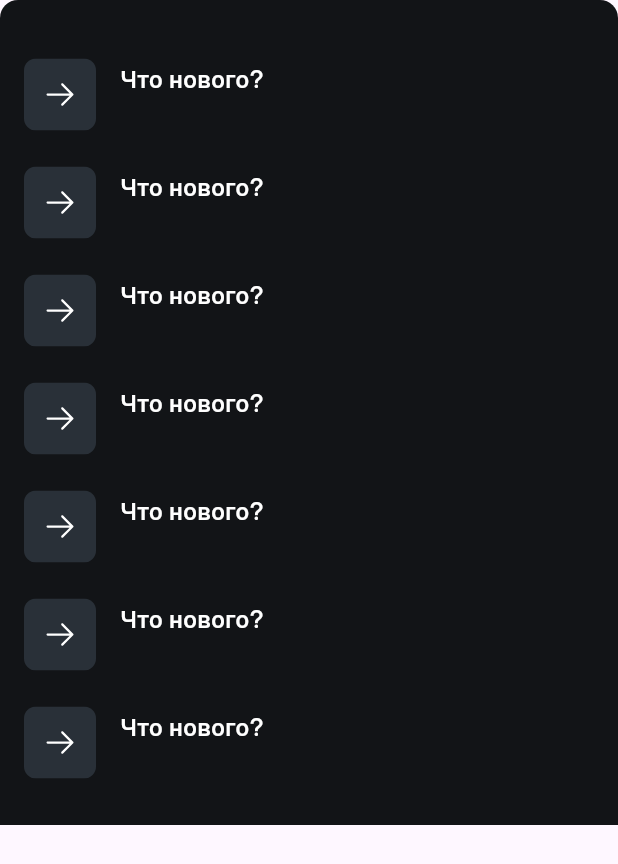
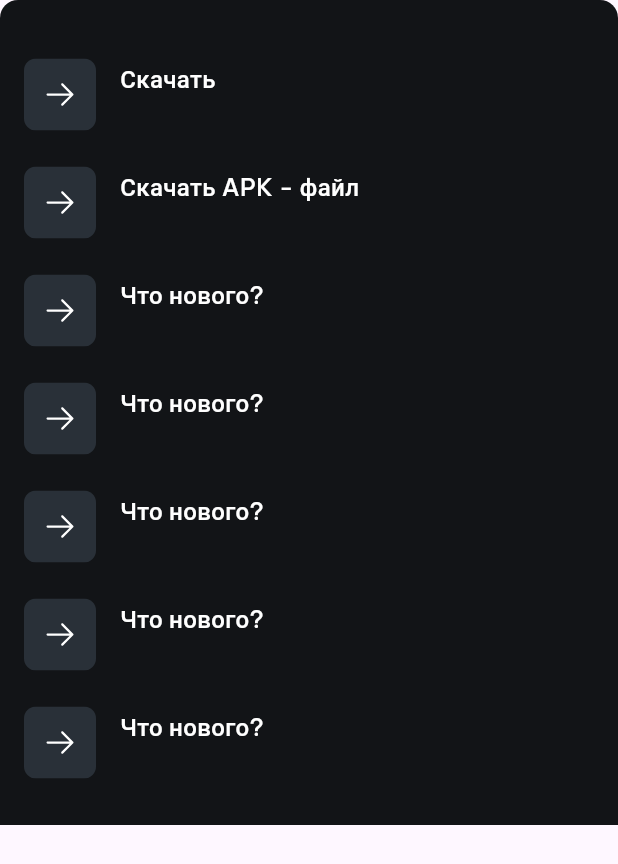
Before and after one commit to Testidedman/test, a Flutter app: the AvailableStoresSheet widget shown alone on an empty page, opened directly, on a phone screen of 412 x 824 dp. Shown: the top 864 px of the screen. Run offline on Flutter 3.47's test engine with Material 3 defaults, Android fonts, the phone set to English and light mode, and no system bars; our stand-ins replace another_flushbar, bloc, firebase_core, firebase_remote_config, flutter_bloc, flutter_svg and 4 more; missing offline and left inert: appmetrica_plugin, flutter_downloader, flutter_rustore_remoteconfig; accounts and stored records are empty; statements that could not run were skipped.

```diff
--- a/lib/features/update_available_page/available_stores_sheet.dart
+++ b/lib/features/update_available_page/available_stores_sheet.dart
@@ -41,17 +41,22 @@ class AvailableStoresSheet extends StatelessWidget {
                   onTap: () {
                     context.read<UpdateAvailablePageBloc>().add(
                         UpdateAvailablePageEventTapMarketPlace(
-                            marketPlace: Marketplace.googlePlay,
+                          marketPlace: Marketplace.googlePlay,
                         )
                     );
                   },
                   image: ImageConstants.arrow,
-                  title: 'Что нового?',
+                  title: 'Скачать',
                 ),
                 SizedBox(height: 24),
-                CustomTile(
+                CustomTile(onTap: () {
+                  Navigator.pop(context);
+                  context.read<UpdateAvailablePageBloc>().add(
+                      UpdateAvailablePageEventDownloadAPK()
+                  );
+                },
                   image: ImageConstants.arrow,
-                  title: 'Что нового?',
+                  title: 'Скачать APK - файл',
                 ),
                 SizedBox(height: 24),
                 CustomTile(
--- a/lib/features/update_available_page/bloc/update_available_page_event.dart
+++ b/lib/features/update_available_page/bloc/update_available_page_event.dart
@@ -11,3 +11,5 @@ class UpdateAvailablePageEventTapMarketPlace extends UpdateAvailablePageEvent {
 }
 
 class UpdateAvailablePageEventInit extends UpdateAvailablePageEvent {}
+
+class UpdateAvailablePageEventDownloadAPK extends UpdateAvailablePageEvent {}
--- a/lib/my_app.dart
+++ b/lib/my_app.dart
@@ -1,6 +1,7 @@
 import 'package:flutter/material.dart';
 import 'package:flutter_bloc/flutter_bloc.dart';
 import 'package:get_it/get_it.dart';
+import 'package:test_app/core/services/download_service.dart';
 import 'package:test_app/core/services/firebase_service.dart';
 import 'package:test_app/core/services/remote_config_service/remote_config_service.dart';
 import 'package:test_app/enums/app_status.dart';
@@ -11,7 +12,7 @@ import 'package:test_app/core/services/remote_config_service/firebase_remote_con
 import 'package:test_app/features/update_available_page/bloc/update_available_page_bloc.dart';
 import 'package:test_app/features/update_available_page/update_available_page.dart';
 
-void main() {
+void main() async {
   initApp(
       AppConfig(
         remoteConfigService: FirebaseRemoteConfigService(),
@@ -22,6 +23,7 @@ void main() {
 
 void initApp(AppConfig appConfig) async {
   WidgetsFlutterBinding.ensureInitialized();
+  await DownloadService.init();
   await FirebaseService.init();
   GetIt.instance.registerSingleton<AppConfig>(appConfig);
   final RemoteConfigService remoteConfigService = appConfig.remoteConfigService;
--- a/pubspec.yaml
+++ b/pubspec.yaml
@@ -40,6 +40,7 @@ dependencies:
   get_it: ^8.0.3
   http: ^1.3.0
   talker_flutter: ^4.7.1
+  path_provider: ^2.1.5
 
 dev_dependencies:
   flutter_test:
```
Also changed, not shown: lib/core/services/download_service.dart (added, +25 -0 lines), lib/features/update_available_page/bloc/update_available_page_bloc.dart (+14 -0 lines), pubspec.lock, 1 other file.
